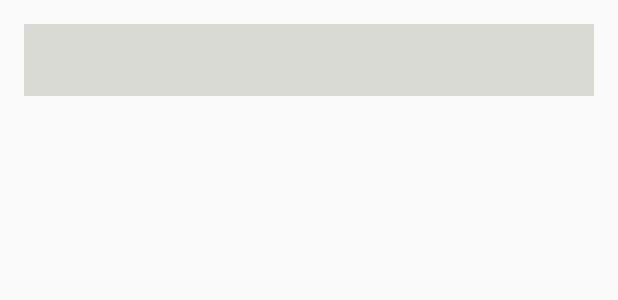
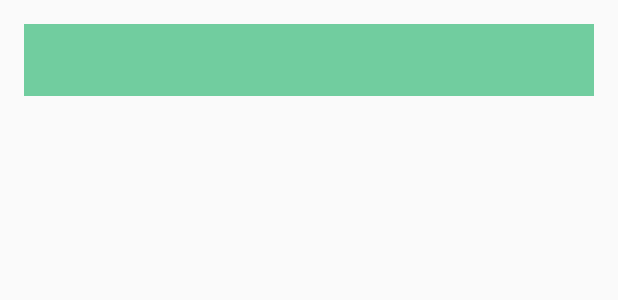
Before and after one commit to TeamArrowAndroid1/arrowhcandroid, an Android app: the layout activity_search_.xml on its own in the app's theme, with its tools: preview values and no code run, on a phone screen of 412 x 824 dp. Shown: the top 300 px of the screen. Run offline under Robolectric (Android 15) with nearby library versions, the phone set to English and light mode, and no system bars; network calls fail.

Commit message:
Workin on layouts 3

```diff
--- a/arrowapp/src/main/res/layout/activity_search_.xml
+++ b/arrowapp/src/main/res/layout/activity_search_.xml
@@ -14,10 +14,13 @@
     <android.support.design.widget.TabLayout
         android:layout_width="match_parent"
         android:layout_height="wrap_content"
-        android:background="@color/tab_color"
+        android:background="@color/bg"
         android:id="@+id/tab_layout"
         app:tabMode="fixed"
-        app:tabGravity="fill"></android.support.design.widget.TabLayout>
+        app:tabGravity="fill"
+        app:tabTextColor="@color/textBg_"
+
+        app:tabSelectedTextColor="@color/white"></android.support.design.widget.TabLayout>
 
     <android.support.v4.view.ViewPager
         android:layout_width="match_parent"
--- a/arrowapp/src/main/res/layout/activity_sign__in.xml
+++ b/arrowapp/src/main/res/layout/activity_sign__in.xml
@@ -63,8 +63,9 @@
             android:layout_height="wrap_content"
             android:id="@+id/pswd"
             android:textColor="@color/black"
+
             android:hint="PASSWORD"
-            />
+            android:inputType="textPassword" />
     </android.support.design.widget.TextInputLayout>
 
     <Button
--- a/arrowapp/src/main/res/values/colors.xml
+++ b/arrowapp/src/main/res/values/colors.xml
@@ -2,10 +2,11 @@
 <resources>
     <color name="colorPrimary">#3F51B5</color>
     <color name="colorPrimaryDark">#303F9F</color>
-    <color name="colorAccent">#0e0e0e</color>
+    <color name="colorAccent">#71cd9f</color>
     <color name="black">#000000</color>
     <color name="white">#ffffff</color>
     <color name="tab_color">#dadad5</color>
-    <color name="textFBg">#00c5ff</color>
+    <color name="textBg">#00c5ff</color>
+    <color name="textBg_">#cdeaf2</color>
     <color name="bg">#71cd9f</color>
 </resources>
```
Also changed, not shown: arrowapp/src/main/res/layout/frag1.xml (+15 -6 lines), arrowapp/src/main/res/layout/frag2.xml (+13 -5 lines).
